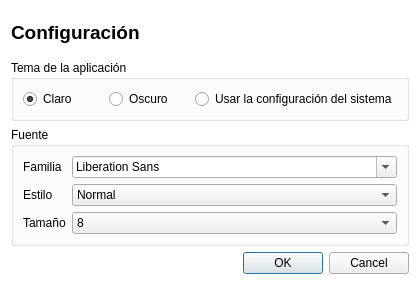
The window that app/ui/Settings.ui (caicesardev/Notepy) describes before a commit, drawn with Qt 5.
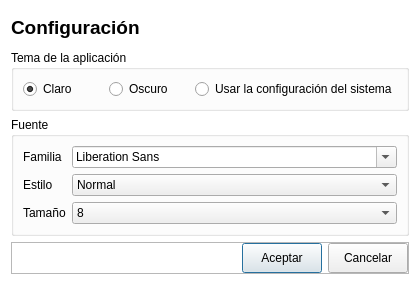
The same window after the commit. Icons and pictures are not drawn.

Diff of the .ui file:
```diff
--- a/app/ui/Settings.ui
+++ b/app/ui/Settings.ui
@@ -215,13 +215,66 @@
     </widget>
    </item>
    <item>
-    <widget class="QDialogButtonBox" name="button_box">
-     <property name="orientation">
-      <enum>Qt::Horizontal</enum>
+    <widget class="QFrame" name="frame">
+     <property name="frameShape">
+      <enum>QFrame::StyledPanel</enum>
      </property>
-     <property name="standardButtons">
-      <set>QDialogButtonBox::Cancel|QDialogButtonBox::Ok</set>
+     <property name="frameShadow">
+      <enum>QFrame::Raised</enum>
      </property>
+     <layout class="QHBoxLayout" name="horizontalLayout_2">
+      <property name="leftMargin">
+       <number>0</number>
+      </property>
+      <property name="topMargin">
+       <number>0</number>
+      </property>
+      <property name="rightMargin">
+       <number>0</number>
+      </property>
+      <property name="bottomMargin">
+       <number>0</number>
+      </property>
+      <item>
+       <spacer name="horizontalSpacer">
+        <property name="orientation">
+         <enum>Qt::Horizontal</enum>
+        </property>
+        <property name="sizeHint" stdset="0">
+         <size>
+          <width>40</width>
+          <height>20</height>
+         </size>
+        </property>
+       </spacer>
+      </item>
+      <item>
+       <widget class="QPushButton" name="accept_button">
+        <property name="minimumSize">
+         <size>
+          <width>0</width>
+          <height>30</height>
+         </size>
+        </property>
+        <property name="text">
+         <string>Aceptar</string>
+        </property>
+       </widget>
+      </item>
+      <item>
+       <widget class="QPushButton" name="cancel_button">
+        <property name="minimumSize">
+         <size>
+          <width>0</width>
+          <height>30</height>
+         </size>
+        </property>
+        <property name="text">
+         <string>Cancelar</string>
+        </property>
+       </widget>
+      </item>
+     </layout>
     </widget>
    </item>
   </layout>
```
Left out of the diff: 35 changed lines with no effect on the pictures.
